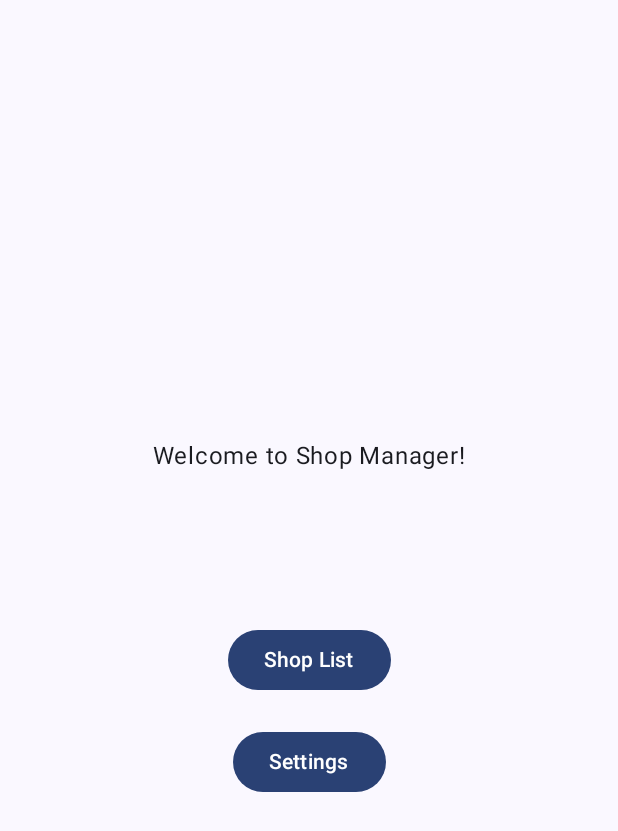
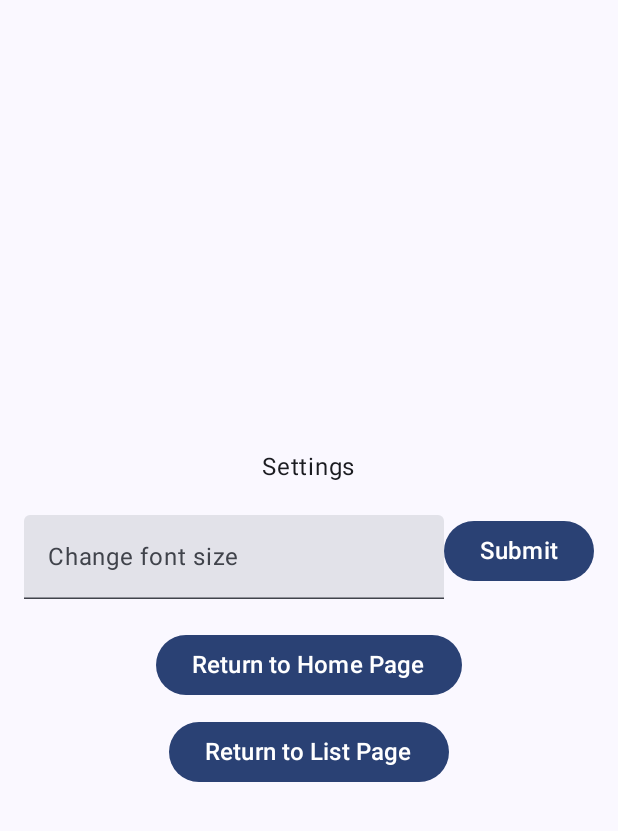
Before and after one commit to burkoA/MobileDevelopment, an Android app built with Jetpack Compose: the screen it shows after launch (MainActivity before the commit, SettingActivity after it), after a tap on "Settings", on a phone screen of 412 x 824 dp. Shown: the top 831 px of the screen. Run offline under Robolectric (Android 15) with nearby library versions, the light colour scheme and no system bars.

Commit message:
Add font size change feature

```diff
--- a/app/src/main/AndroidManifest.xml
+++ b/app/src/main/AndroidManifest.xml
@@ -12,6 +12,11 @@
         android:supportsRtl="true"
         android:theme="@style/Theme.ShopManager">
         <activity
+            android:name=".SettingActivity"
+            android:exported="false"
+            android:label="@string/title_activity_setting"
+            android:theme="@style/Theme.ShopManager" />
+        <activity
             android:name=".MainActivity"
             android:exported="true"
             android:label="@string/app_name"
--- a/app/src/main/java/com/example/shopmanager/MainActivity.kt
+++ b/app/src/main/java/com/example/shopmanager/MainActivity.kt
@@ -1,5 +1,6 @@
 package com.example.shopmanager
 
+import android.content.Intent
 import android.os.Bundle
 import android.widget.Space
 import androidx.activity.ComponentActivity
@@ -16,10 +17,14 @@ import androidx.compose.material3.Scaffold
 import androidx.compose.material3.Surface
 import androidx.compose.material3.Text
 import androidx.compose.runtime.Composable
+import androidx.compose.runtime.mutableStateOf
+import androidx.compose.runtime.remember
 import androidx.compose.ui.Alignment
 import androidx.compose.ui.Modifier
+import androidx.compose.ui.platform.LocalContext
 import androidx.compose.ui.tooling.preview.Preview
 import androidx.compose.ui.unit.dp
+import androidx.compose.ui.unit.sp
 import com.example.shopmanager.ui.theme.ShopManagerTheme
 
 class MainActivity : ComponentActivity() {
@@ -29,7 +34,12 @@ class MainActivity : ComponentActivity() {
         setContent {
             ShopManagerTheme {
                 Surface (modifier = Modifier.fillMaxSize()) {
-                    Greeting()
+                    val preferences = remember { PreferencesManager(this) }
+                    val currentFontSize = remember { mutableStateOf(preferences.getData("fontSize")) }
+
+                    Greeting(
+                        fontSize = currentFontSize.value
+                    )
                 }
             }
         }
@@ -37,7 +47,9 @@ class MainActivity : ComponentActivity() {
 }
 
 @Composable
-fun Greeting() {
+fun Greeting(fontSize: Float) {
+    val context = LocalContext.current
+
     Column(
         modifier = Modifier.fillMaxSize()
             .padding(16.dp),
@@ -49,6 +61,7 @@ fun Greeting() {
 
         Text(
             text = "Welcome to Shop Manager!",
+            fontSize = fontSize.sp
         )
         Spacer(modifier = Modifier.height(100.dp))
 
@@ -57,7 +70,8 @@ fun Greeting() {
         Button(onClick = {
 
         }) {
-            Text("Shop List")
+            Text("Shop List",
+                fontSize = fontSize.sp)
         }
 
         Spacer(modifier = Modifier.height(20.dp))
@@ -65,9 +79,11 @@ fun Greeting() {
         // Settings Button
 
         Button(onClick = {
-
+            val intent = Intent(context, SettingActivity::class.java)
+            context.startActivity(intent)
         }) {
-            Text("Settings")
+            Text("Settings",
+                fontSize = fontSize.sp)
         }
     }
 }
--- /dev/null
+++ b/app/src/main/java/com/example/shopmanager/SettingActivity.kt
@@ -0,0 +1,133 @@
+package com.example.shopmanager
+
+import android.app.Activity
+import android.content.Context
+import android.content.Intent
+import android.os.Bundle
+import android.widget.Toast
+import androidx.activity.ComponentActivity
+import androidx.activity.compose.setContent
+import androidx.activity.enableEdgeToEdge
+import androidx.compose.foundation.layout.Arrangement
+import androidx.compose.foundation.layout.Column
+import androidx.compose.foundation.layout.Row
+import androidx.compose.foundation.layout.Spacer
+import androidx.compose.foundation.layout.fillMaxSize
+import androidx.compose.foundation.layout.height
+import androidx.compose.foundation.layout.padding
+import androidx.compose.material3.Button
+import androidx.compose.material3.Surface
+import androidx.compose.material3.Text
+import androidx.compose.material3.TextField
+import androidx.compose.runtime.Composable
+import androidx.compose.runtime.getValue
+import androidx.compose.runtime.mutableStateOf
+import androidx.compose.runtime.remember
+import androidx.compose.runtime.setValue
+import androidx.compose.ui.Alignment
+import androidx.compose.ui.Modifier
+import androidx.compose.ui.platform.LocalContext
+import androidx.compose.ui.unit.dp
+import androidx.compose.ui.unit.sp
+import androidx.core.content.edit
+import com.example.shopmanager.ui.theme.ShopManagerTheme
+
+class SettingActivity : ComponentActivity() {
+    override fun onCreate(savedInstanceState: Bundle?) {
+        super.onCreate(savedInstanceState)
+        enableEdgeToEdge()
+        setContent {
+            ShopManagerTheme {
+                Surface (modifier = Modifier.fillMaxSize()) {
+                    Greeting2()
+                }
+            }
+        }
+    }
+}
+
+class PreferencesManager(var context: Context){
+    private val sp = context.getSharedPreferences("prefs", Context.MODE_PRIVATE)
+
+    fun saveData(key: String, value: Float){
+        sp.edit {
+            putFloat(key, value)
+        }
+    }
+
+    fun getData(key: String?): Float{
+        return sp.getFloat(key, 16f)
+    }
+}
+
+@Composable
+fun Greeting2() {
+
+    val context = LocalContext.current
+    val preferences = remember { PreferencesManager(context) }
+    var fontSize by remember { mutableStateOf("") }
+    val currentFontSize = remember { mutableStateOf(preferences.getData("fontSize")) }
+
+    Column(
+        modifier = Modifier
+            .fillMaxSize()
+            .padding(16.dp),
+        verticalArrangement = Arrangement.Center,
+        horizontalAlignment = Alignment.CenterHorizontally
+    )
+    {
+        Text("Settings",
+            fontSize = currentFontSize.value.sp)
+
+        Spacer(Modifier.height(20.dp))
+
+        Row {
+            TextField(
+                value = fontSize,
+                onValueChange = {
+                    fontSize = it
+                },
+                label = {
+                    Text("Change font size",
+                        fontSize = currentFontSize.value.sp)
+                }
+            )
+
+            Button(onClick = {
+                var size = fontSize.toFloatOrNull();
+
+                if(size != null) {
+                    preferences.saveData("fontSize",size)
+                    currentFontSize.value = size
+                } else {
+                    Toast.makeText(context, "Font size must be value!", Toast.LENGTH_LONG)
+                        .show()
+                }
+
+                (context as? Activity)?.recreate()
+            }) {
+                Text("Submit",
+                    fontSize = currentFontSize.value.sp)
+            }
+        }
+
+        Spacer(Modifier.height(20.dp))
+
+        Button(onClick = {
+            val intent = Intent(context, MainActivity::class.java)
+            intent.flags = Intent.FLAG_ACTIVITY_CLEAR_TOP
+            context.startActivity(intent)
+        })
+        {
+            Text("Return to Home Page",
+                fontSize = currentFontSize.value.sp)
+        }
+
+        Spacer(Modifier.height(10.dp))
+
+        Button(onClick = {}) {
+            Text("Return to List Page",
+                fontSize = currentFontSize.value.sp)
+        }
+    }
+}
--- a/app/src/main/res/values/strings.xml
+++ b/app/src/main/res/values/strings.xml
@@ -1,3 +1,4 @@
 <resources>
     <string name="app_name">ShopManager</string>
+    <string name="title_activity_setting">SettingActivity</string>
 </resources>
```
